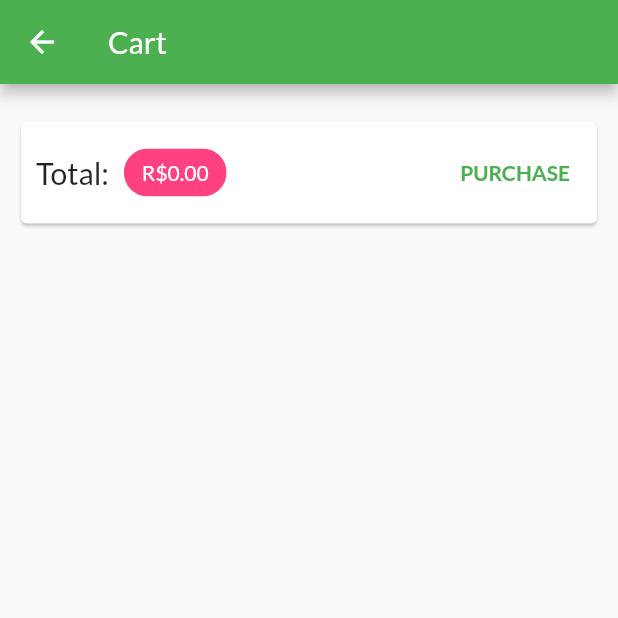
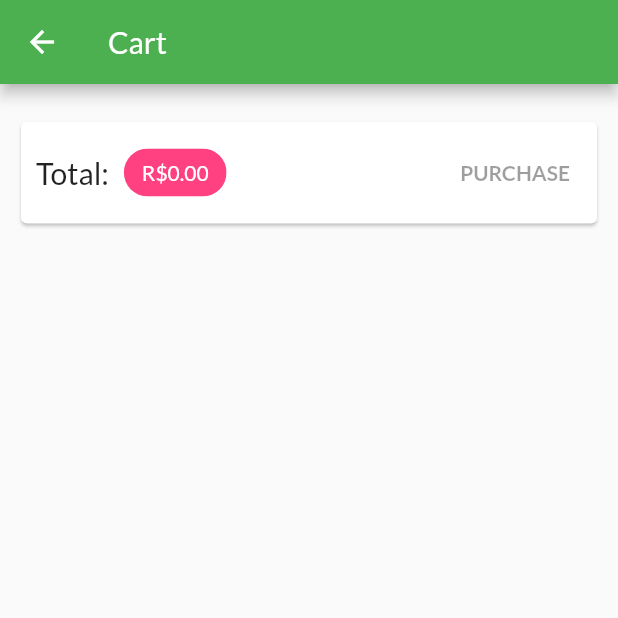
Before and after one commit to jeehmilena/MyShop, a Flutter app: the CartOverview screen opened by its route, on a phone screen of 412 x 824 dp, the top half of it. Run offline on Flutter 3.47's test engine with Material 2 defaults, Android fonts, the phone set to English and light mode, and no system bars; network calls fail.

```diff
--- /dev/null
+++ b/lib/exceptions/http_exception.dart
@@ -0,0 +1,14 @@
+class HttpException implements Exception {
+  final String msg;
+  final int statusCode;
+
+  HttpException({
+    required this.msg,
+    required this.statusCode,
+  });
+
+  @override
+  String toString() {
+    return msg;
+  }
+}
--- a/lib/presenter/cart_overview.dart
+++ b/lib/presenter/cart_overview.dart
@@ -46,18 +46,7 @@ class CartOverview extends StatelessWidget {
                     ),
                   ),
                   const Spacer(),
-                  TextButton(
-                    onPressed: () {
-                      Provider.of<OrderListModel>(context, listen: false).addOrder(cart);
-                      cart.clearCart();
-                    },
-                    child: const Text(
-                      'PURCHASE',
-                      style: TextStyle(
-                        fontWeight: FontWeight.bold,
-                      ),
-                    ),
-                  ),
+                  CartPurchaseButton(cart: cart),
                 ],
               ),
             ),
@@ -75,3 +64,43 @@ class CartOverview extends StatelessWidget {
     );
   }
 }
+
+class CartPurchaseButton extends StatefulWidget {
+  const CartPurchaseButton({
+    super.key,
+    required this.cart,
+  });
+
+  final CartModel cart;
+
+  @override
+  State<CartPurchaseButton> createState() => _CartPurchaseButtonState();
+}
+
+class _CartPurchaseButtonState extends State<CartPurchaseButton> {
+  bool isLoading = false;
+
+  @override
+  Widget build(BuildContext context) {
+    return isLoading
+        ? const CircularProgressIndicator()
+        : TextButton(
+            onPressed: widget.cart.itemsCount == 0
+                ? null
+                : () async {
+                    setState(() => isLoading = true);
+                    await Provider.of<OrderListModel>(context, listen: false)
+                        .addOrder(widget.cart);
+
+                    widget.cart.clearCart();
+                    setState(() => isLoading = false);
+                  },
+            child: const Text(
+              'PURCHASE',
+              style: TextStyle(
+                fontWeight: FontWeight.bold,
+              ),
+            ),
+          );
+  }
+}
--- /dev/null
+++ b/lib/utils/constants.dart
@@ -0,0 +1,6 @@
+class Constants {
+  static const produtcsBaseUrl =
+      'https://my-shop-cd670-default-rtdb.firebaseio.com/products';
+  static const ordersBaseUrl =
+      'https://my-shop-cd670-default-rtdb.firebaseio.com/orders';
+}
```
Also changed, not shown: lib/models/order_list_model.dart (+54 -4 lines), lib/models/product_list_model.dart (+31 -8 lines), lib/models/product_model.dart (+21 -1 lines), lib/presenter/orders_overview.dart (+25 -10 lines), lib/widgets/product_item.dart (+16 -6 lines).
